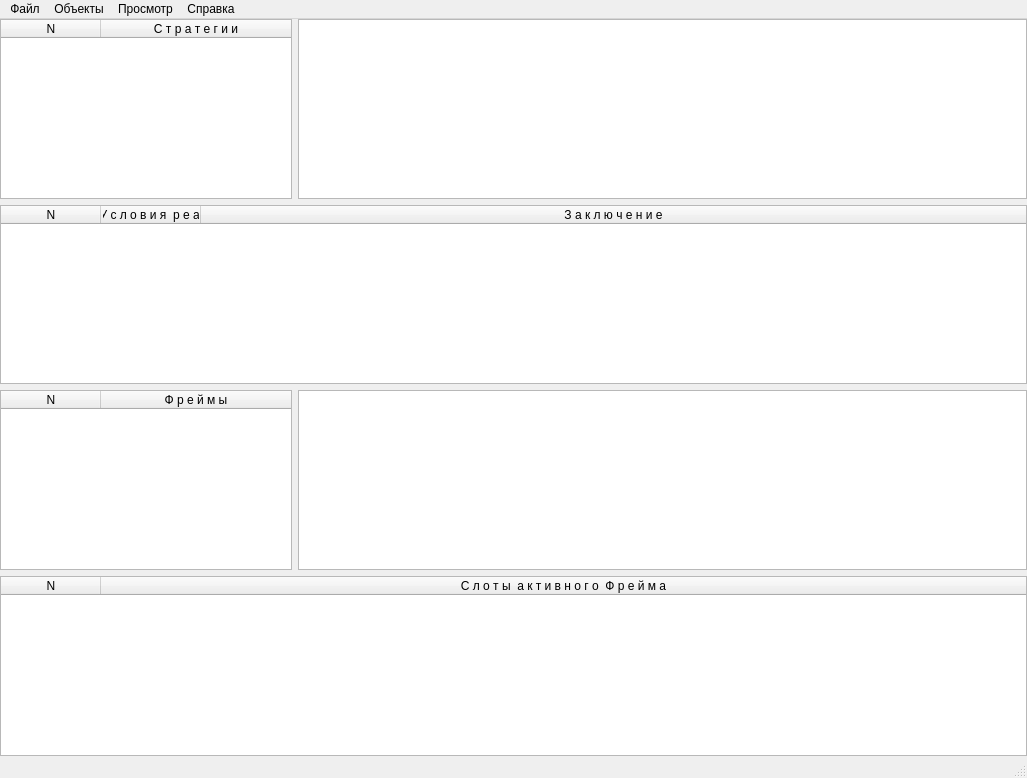
The window that EssView/mainwindow.ui (kiryachok/EssProject) describes before a commit, drawn with Qt 5.
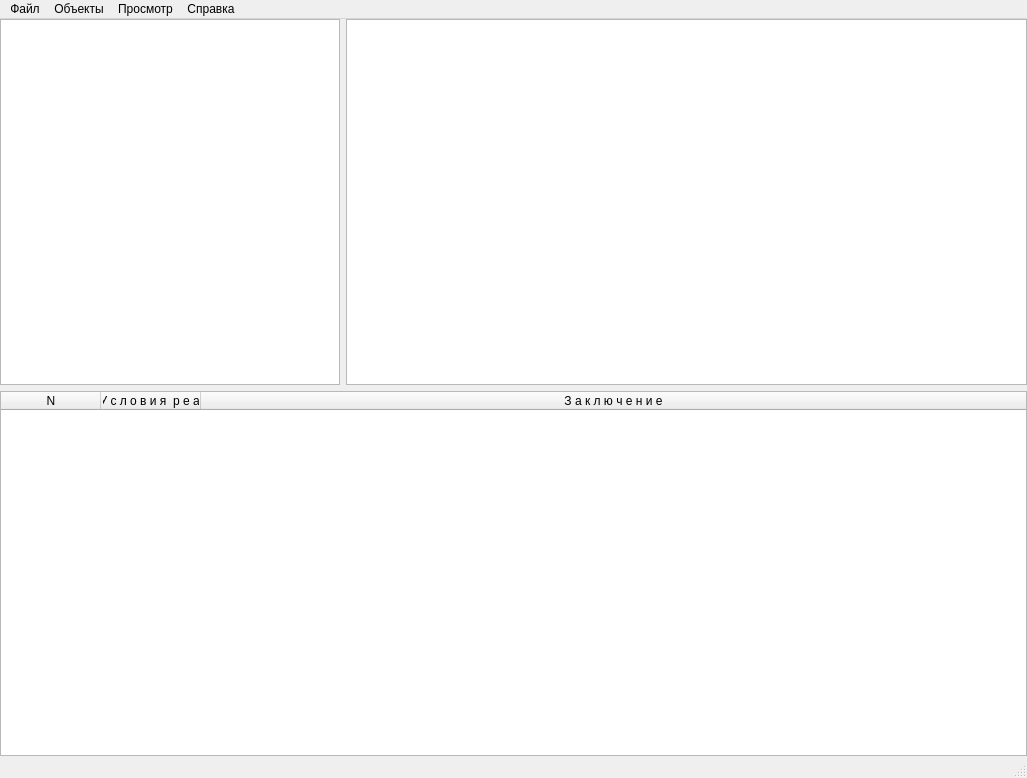
The same window after the commit.

Commit message: added dialogue fir adding strategy

Diff of the .ui file:
```diff
--- a/EssView/mainwindow.ui
+++ b/EssView/mainwindow.ui
@@ -14,7 +14,7 @@
    <string>MainWindow</string>
   </property>
   <widget class="QWidget" name="centralwidget">
-   <layout class="QGridLayout" name="gridLayout" columnstretch="2,5">
+   <layout class="QGridLayout" name="gridLayout" columnstretch="1,2">
     <property name="leftMargin">
      <number>0</number>
     </property>
@@ -27,66 +27,6 @@
     <property name="bottomMargin">
      <number>0</number>
     </property>
-    <item row="0" column="0">
-     <widget class="QTableWidget" name="tableWidget_Strategy">
-      <attribute name="horizontalHeaderCascadingSectionResizes">
-       <bool>false</bool>
-      </attribute>
-      <attribute name="horizontalHeaderStretchLastSection">
-       <bool>true</bool>
-      </attribute>
-      <column>
-       <property name="text">
-        <string>N</string>
-       </property>
-      </column>
-      <column>
-       <property name="text">
-        <string>С т р а т е г и и</string>
-       </property>
-      </column>
-     </widget>
-    </item>
-    <item row="0" column="1">
-     <widget class="QTextBrowser" name="textBrowser"/>
-    </item>
-    <item row="2" column="0">
-     <widget class="QTableWidget" name="tableWidget_Frames">
-      <attribute name="horizontalHeaderStretchLastSection">
-       <bool>true</bool>
-      </attribute>
-      <column>
-       <property name="text">
-        <string>N</string>
-       </property>
-      </column>
-      <column>
-       <property name="text">
-        <string>Ф р е й м ы</string>
-       </property>
-      </column>
-     </widget>
-    </item>
-    <item row="2" column="1">
-     <widget class="QTextEdit" name="textEdit"/>
-    </item>
-    <item row="3" column="0" colspan="2">
-     <widget class="QTableWidget" name="tableWidget_SlotsByFrame">
-      <attribute name="horizontalHeaderStretchLastSection">
-       <bool>true</bool>
-      </attribute>
-      <column>
-       <property name="text">
-        <string>N</string>
-       </property>
-      </column>
-      <column>
-       <property name="text">
-        <string>С л о т ы  а к т и в н о г о  Ф р е й м а</string>
-       </property>
-      </column>
-     </widget>
-    </item>
     <item row="1" column="0" colspan="2">
      <widget class="QTableWidget" name="tableWidget_Products">
       <attribute name="horizontalHeaderCascadingSectionResizes">
@@ -115,6 +55,19 @@
       </column>
      </widget>
     </item>
+    <item row="0" column="0">
+     <widget class="QTableWidget" name="tableWidget_Strategy">
+      <attribute name="horizontalHeaderCascadingSectionResizes">
+       <bool>false</bool>
+      </attribute>
+      <attribute name="horizontalHeaderStretchLastSection">
+       <bool>true</bool>
+      </attribute>
+     </widget>
+    </item>
+    <item row="0" column="1">
+     <widget class="QTextBrowser" name="textBrowser"/>
+    </item>
    </layout>
   </widget>
   <widget class="QMenuBar" name="menubar">
```
Left out of the diff: 10 changed lines with no effect on the pictures. The commit also changes 10 other files.
